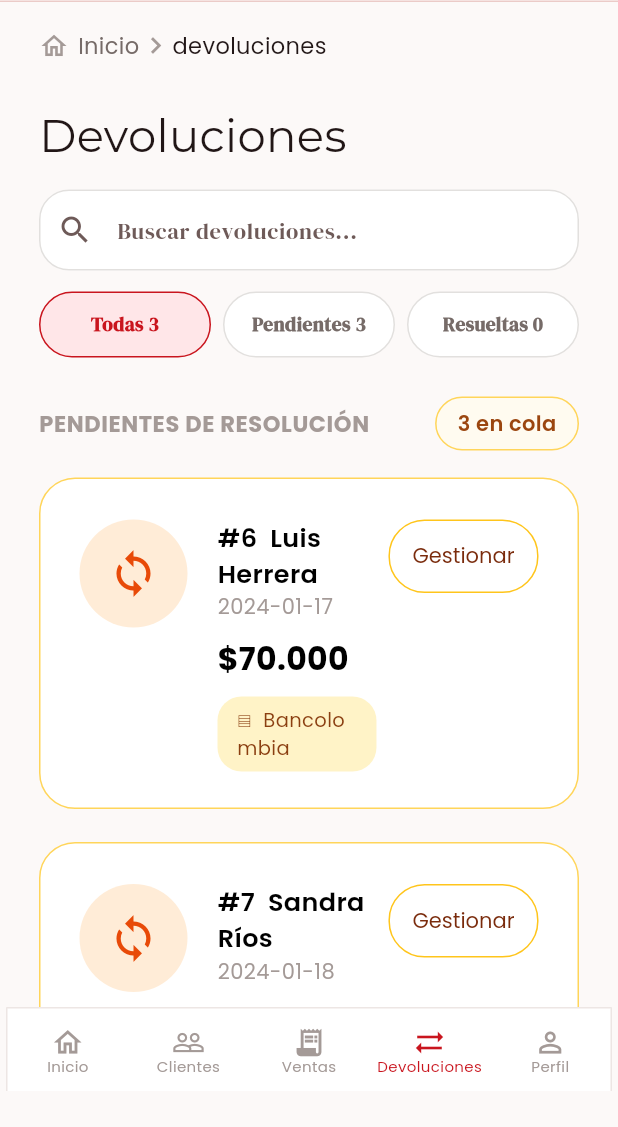
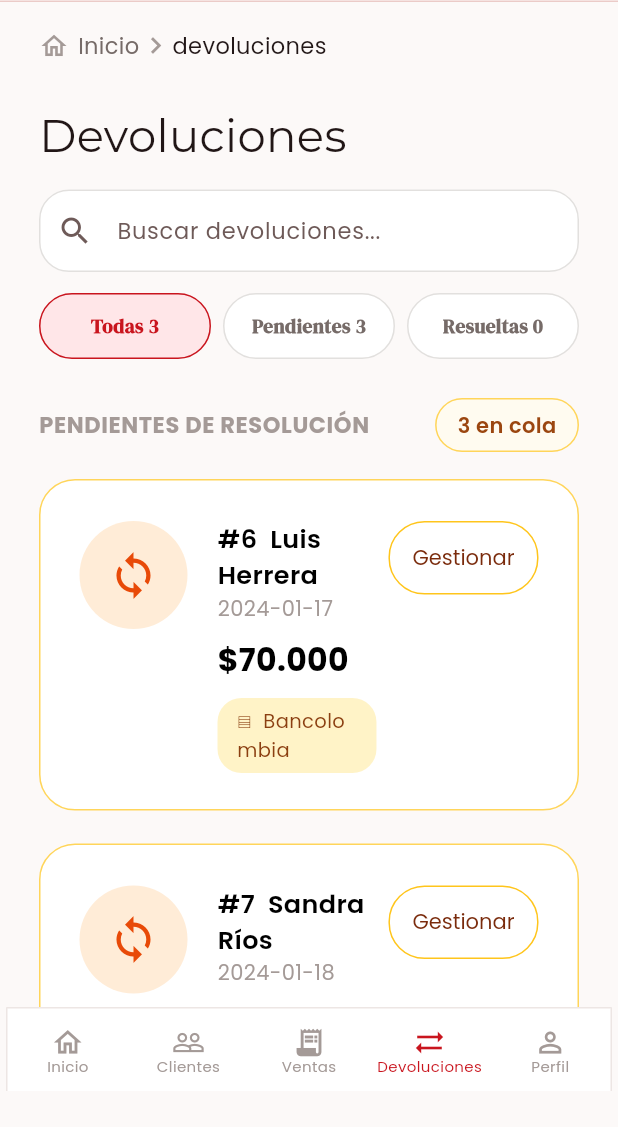
Before and after one commit to andresmauriciomeza-Re/App_sivpro, a Flutter app: the EmployeeReturnsScreen screen opened directly, on a phone screen of 412 x 824 dp, the part 109-1236 px from its top. Run offline on Flutter 3.47's test engine with Material 3 defaults, Android fonts, the phone set to English and light mode, and no system bars; our stand-ins replace file_picker, flutter_map, flutter_native_splash, flutter_svg, google_fonts, latlong2 and 1 more.

Commit message:
feat: tipografia Montserrat y Poppins en search.dart

```diff
--- a/lib/shared/search.dart
+++ b/lib/shared/search.dart
@@ -108,7 +108,7 @@ class _AppSearchFieldState extends State<AppSearchField> {
     return TextField(
       controller: widget.controller,
       onChanged: widget.onChanged,
-      style: GoogleFonts.dmSerifDisplay(color: AppColors.ink, fontSize: 15),
+      style: GoogleFonts.poppins(color: AppColors.ink, fontSize: 15),
       decoration: InputDecoration(
         prefixIcon: const Icon(Icons.search, color: AppColors.muted, size: 24),
         suffixIcon: _hasText
@@ -119,7 +119,7 @@ class _AppSearchFieldState extends State<AppSearchField> {
               )
             : null,
         hintText: widget.hint,
-        hintStyle: GoogleFonts.dmSerifDisplay(
+        hintStyle: GoogleFonts.poppins(
           color: AppColors.muted,
           fontSize: 15,
         ),
```
